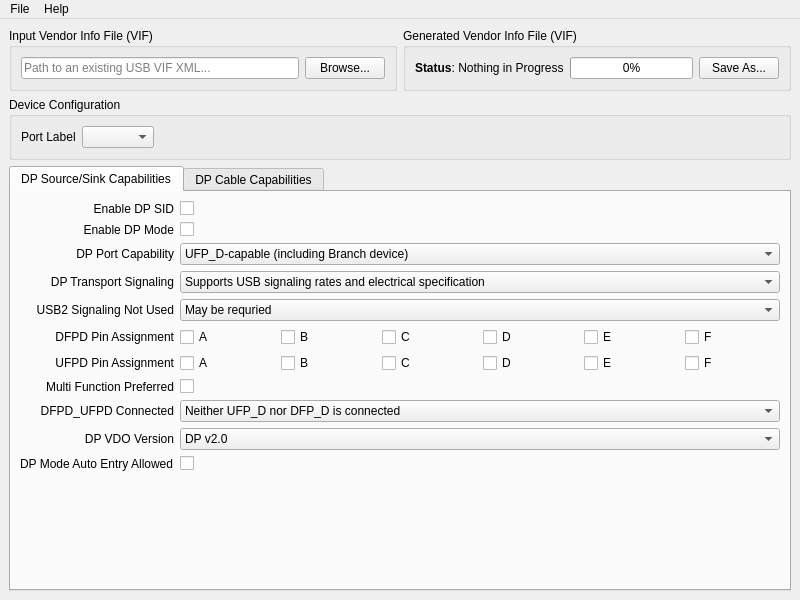
Before: the Qt Designer form dpamvifgenerator/uifiles/mainwindow.ui in r-almendarez/dpam-vif-generator, drawn with Qt 5.
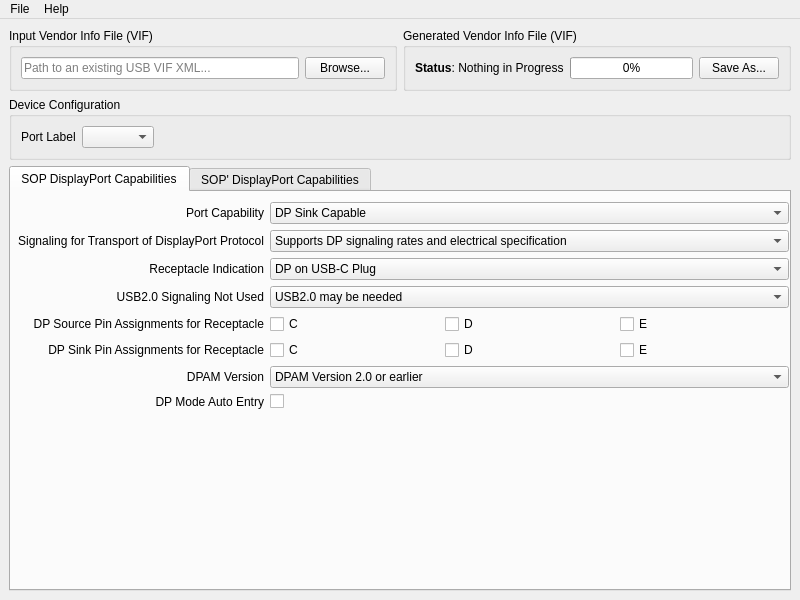
After: the same form once the commit is applied.

Commit message:
Updated Tool the the latest DPAM VIF Spec.
Connected up the signals and slots for all of the QWidgets on a port level basis in the data store.

The edit to the form file:
```diff
--- a/dpamvifgenerator/uifiles/mainwindow.ui
+++ b/dpamvifgenerator/uifiles/mainwindow.ui
@@ -15,356 +15,6 @@
   </property>
   <widget class="QWidget" name="centralwidget">
    <layout class="QGridLayout" name="gridLayout_3">
-    <item row="3" column="0" colspan="2">
-     <widget class="QTabWidget" name="tabWidget">
-      <property name="layoutDirection">
-       <enum>Qt::LeftToRight</enum>
-      </property>
-      <property name="currentIndex">
-       <number>0</number>
-      </property>
-      <widget class="QWidget" name="tab">
-       <attribute name="title">
-        <string>DP Source/Sink Capabilities</string>
-       </attribute>
-       <layout class="QGridLayout" name="gridLayout_6">
-        <item row="0" column="0">
-         <layout class="QGridLayout" name="gridLayout_4">
-          <item row="6" column="3">
-           <widget class="QCheckBox" name="ufpd_pin_assignment_c_checkbox">
-            <property name="text">
-             <string>C</string>
-            </property>
-           </widget>
-          </item>
-          <item row="4" column="1" colspan="6">
-           <widget class="QComboBox" name="usb2_signaling_not_used_cbb">
-            <item>
-             <property name="text">
-              <string>May be requried</string>
-             </property>
-            </item>
-            <item>
-             <property name="text">
-              <string>Not required</string>
-             </property>
-            </item>
-           </widget>
-          </item>
-          <item row="6" column="5">
-           <widget class="QCheckBox" name="ufpd_pin_assignment_e_checkbox">
-            <property name="text">
-             <string>E</string>
-            </property>
-           </widget>
-          </item>
-          <item row="5" column="1">
-           <widget class="QCheckBox" name="dfpd_pin_assignment_a_checkbox">
-            <property name="text">
-             <string>A</string>
-            </property>
-           </widget>
-          </item>
-          <item row="0" column="0">
-           <widget class="QLabel" name="enable_dp_sid_label">
-            <property name="text">
-             <string>Enable DP SID</string>
-            </property>
-            <property name="alignment">
-             <set>Qt::AlignRight|Qt::AlignTrailing|Qt::AlignVCenter</set>
-            </property>
-           </widget>
-          </item>
-          <item row="6" column="4">
-           <widget class="QCheckBox" name="ufpd_pin_assignment_d_checkbox">
-            <property name="text">
-             <string>D</string>
-            </property>
-           </widget>
-          </item>
-          <item row="3" column="0">
-           <widget class="QLabel" name="dp_transport_signaling_label">
-            <property name="text">
-             <string>DP Transport Signaling</string>
-            </property>
-            <property name="alignment">
-             <set>Qt::AlignRight|Qt::AlignTrailing|Qt::AlignVCenter</set>
-            </property>
-           </widget>
-          </item>
-          <item row="8" column="0">
-           <widget class="QLabel" name="dfpd_ufpd_connected_label">
-            <property name="text">
-             <string>DFPD_UFPD Connected</string>
-            </property>
-            <property name="alignment">
-             <set>Qt::AlignRight|Qt::AlignTrailing|Qt::AlignVCenter</set>
-            </property>
-           </widget>
-          </item>
-          <item row="6" column="2">
-           <widget class="QCheckBox" name="ufpd_pin_assignment_b_checkbox">
-            <property name="text">
-             <string>B</string>
-            </property>
-           </widget>
-          </item>
-          <item row="6" column="0">
-           <widget class="QLabel" name="ufpd_pin_assignment_label">
-            <property name="text">
-             <string>UFPD Pin Assignment</string>
-            </property>
-            <property name="alignment">
-             <set>Qt::AlignRight|Qt::AlignTrailing|Qt::AlignVCenter</set>
-            </property>
-           </widget>
-          </item>
-          <item row="3" column="1" colspan="6">
-           <widget class="QComboBox" name="dp_transport_signaling_cbb">
-            <item>
-             <property name="text">
-              <string>Supports USB signaling rates and electrical specification</string>
-             </property>
-            </item>
-            <item>
-             <property name="text">
-              <string>Supports DP signaling rates and electrical specification</string>
-             </property>
-            </item>
-           </widget>
-          </item>
-          <item row="5" column="2">
-           <widget class="QCheckBox" name="dfpd_pin_assignment_b_checkbox">
-            <property name="text">
-             <string>B</string>
-            </property>
-           </widget>
-          </item>
-          <item row="7" column="0">
-           <widget class="QLabel" name="multi_function_preferred_label">
-            <property name="text">
-             <string>Multi Function Preferred</string>
-            </property>
-            <property name="alignment">
-             <set>Qt::AlignRight|Qt::AlignTrailing|Qt::AlignVCenter</set>
-            </property>
-           </widget>
-          </item>
-          <item row="8" column="1" colspan="6">
-           <widget class="QComboBox" name="dfpd_ufpd_connected_cbb">
-            <item>
-             <property name="text">
-              <string>Neither UFP_D nor DFP_D is connected</string>
-             </property>
-            </item>
-            <item>
-             <property name="text">
-              <string>DFP_D is connected</string>
-             </property>
-            </item>
-            <item>
-             <property name="text">
-              <string>UFP_D is connected</string>
-             </property>
-            </item>
-            <item>
-             <property name="text">
-              <string>Both UFP_D and DFP_D is connected</string>
-             </property>
-            </item>
-           </widget>
-          </item>
-          <item row="1" column="0">
-           <widget class="QLabel" name="enable_dp_mode_label">
-            <property name="text">
-             <string>Enable DP Mode</string>
-            </property>
-            <property name="alignment">
-             <set>Qt::AlignRight|Qt::AlignTrailing|Qt::AlignVCenter</set>
-            </property>
-           </widget>
-          </item>
-          <item row="2" column="1" colspan="6">
-           <widget class="QComboBox" name="dp_port_capability_cbb">
-            <item>
-             <property name="text">
-              <string>UFP_D-capable (including Branch device)</string>
-             </property>
-            </item>
-            <item>
-             <property name="text">
-              <string>DFP_D-capable (including Branch device)</string>
-             </property>
-            </item>
-           </widget>
-          </item>
-          <item row="5" column="5">
-           <widget class="QCheckBox" name="dfpd_pin_assignment_e_checkbox">
-            <property name="text">
-             <string>E</string>
-            </property>
-           </widget>
-          </item>
-          <item row="5" column="6">
-           <widget class="QCheckBox" name="dfpd_pin_assignment_f_checkbox">
-            <property name="text">
-             <string>F</string>
-            </property>
-           </widget>
-          </item>
-          <item row="5" column="3">
-           <widget class="QCheckBox" name="dfpd_pin_assignment_c_checkbox">
-            <property name="text">
-             <string>C</string>
-            </property>
-           </widget>
-          </item>
-          <item row="2" column="0">
-           <widget class="QLabel" name="dp_port_capability_label">
-            <property name="text">
-             <string>DP Port Capability</string>
-            </property>
-            <property name="alignment">
-             <set>Qt::AlignRight|Qt::AlignTrailing|Qt::AlignVCenter</set>
-            </property>
-           </widget>
-          </item>
-          <item row="5" column="0">
-           <widget class="QLabel" name="dfpd_pin_assignment_label">
-            <property name="text">
-             <string>DFPD Pin Assignment</string>
-            </property>
-            <property name="alignment">
-             <set>Qt::AlignRight|Qt::AlignTrailing|Qt::AlignVCenter</set>
-            </property>
-           </widget>
-          </item>
-          <item row="5" column="4">
-           <widget class="QCheckBox" name="dfpd_pin_assignment_d_checkbox">
-            <property name="text">
-             <string>D</string>
-            </property>
-           </widget>
-          </item>
-          <item row="6" column="1">
-           <widget class="QCheckBox" name="ufpd_pin_assignment_a_checkbox">
-            <property name="text">
-             <string>A</string>
-            </property>
-           </widget>
-          </item>
-          <item row="9" column="0">
-           <widget class="QLabel" name="dp_vdo_version_label">
-            <property name="text">
-             <string>DP VDO Version</string>
-            </property>
-            <property name="alignment">
-             <set>Qt::AlignRight|Qt::AlignTrailing|Qt::AlignVCenter</set>
-            </property>
-           </widget>
-          </item>
-          <item row="6" column="6">
-           <widget class="QCheckBox" name="ufpd_pin_assignment_f_checkbox">
-            <property name="text">
-             <string>F</string>
-            </property>
-           </widget>
-          </item>
-          <item row="0" column="1">
-           <widget class="QCheckBox" name="enable_dp_sid_checkbox">
-            <property name="layoutDirection">
-             <enum>Qt::LeftToRight</enum>
-            </property>
-            <property name="text">
-             <string/>
-            </property>
-           </widget>
-          </item>
-          <item row="10" column="0">
-           <widget class="QLabel" name="dp_mode_auto_entry_allowed">
-            <property name="text">
-             <string>DP Mode Auto Entry Allowed</string>
-            </property>
-           </widget>
-          </item>
-          <item row="4" column="0">
-           <widget class="QLabel" name="usb2_signaling_not_used_label">
-            <property name="text">
-             <string>USB2 Signaling Not Used</string>
-            </property>
-            <property name="alignment">
-             <set>Qt::AlignRight|Qt::AlignTrailing|Qt::AlignVCenter</set>
-            </property>
-           </widget>
-          </item>
-          <item row="9" column="1" colspan="6">
-           <widget class="QComboBox" name="dp_vdo_version_cbb">
-            <item>
-             <property name="text">
-              <string>DP v2.0</string>
-             </property>
-            </item>
-            <item>
-             <property name="text">
-              <string>DP v2.1</string>
-             </property>
-            </item>
-           </widget>
-          </item>
-          <item row="1" column="1">
-           <widget class="QCheckBox" name="enable_dp_mode_checkbox">
-            <property name="layoutDirection">
-             <enum>Qt::LeftToRight</enum>
-            </property>
-            <property name="text">
-             <string/>
-            </property>
-           </widget>
-          </item>
-          <item row="10" column="1">
-           <widget class="QCheckBox" name="dp_mod_auto_entry_allowed_checkbox">
-            <property name="layoutDirection">
-             <enum>Qt::LeftToRight</enum>
-            </property>
-            <property name="text">
-             <string/>
-            </property>
-           </widget>
-          </item>
-          <item row="7" column="1">
-           <widget class="QCheckBox" name="multi_function_preferred_checkbox">
-            <property name="layoutDirection">
-             <enum>Qt::LeftToRight</enum>
-            </property>
-            <property name="text">
-             <string/>
-            </property>
-           </widget>
-          </item>
-         </layout>
-        </item>
-        <item row="1" column="0">
-         <spacer name="verticalSpacer">
-          <property name="orientation">
-           <enum>Qt::Vertical</enum>
-          </property>
-          <property name="sizeHint" stdset="0">
-           <size>
-            <width>20</width>
-            <height>174</height>
-           </size>
-          </property>
-         </spacer>
-        </item>
-       </layout>
-      </widget>
-      <widget class="QWidget" name="tab_2">
-       <attribute name="title">
-        <string>DP Cable Capabilities</string>
-       </attribute>
-      </widget>
-     </widget>
-    </item>
     <item row="0" column="1">
      <widget class="QGroupBox" name="groupBox_2">
       <property name="title">
@@ -450,6 +100,491 @@
       </layout>
      </widget>
     </item>
+    <item row="3" column="0" colspan="2">
+     <widget class="QTabWidget" name="tabWidget">
+      <property name="layoutDirection">
+       <enum>Qt::LeftToRight</enum>
+      </property>
+      <property name="currentIndex">
+       <number>0</number>
+      </property>
+      <widget class="QWidget" name="sop_displayport_capabilities_tab">
+       <attribute name="title">
+        <string>SOP DisplayPort Capabilities</string>
+       </attribute>
+       <widget class="QWidget" name="layoutWidget">
+        <property name="geometry">
+         <rect>
+          <x>7</x>
+          <y>10</y>
+          <width>771</width>
+          <height>366</height>
+         </rect>
+        </property>
+        <layout class="QGridLayout" name="gridLayout_4">
+         <item row="5" column="2">
+          <widget class="QCheckBox" name="sink_pin_assignments_d_checkbox">
+           <property name="text">
+            <string>D</string>
+           </property>
+          </widget>
+         </item>
+         <item row="1" column="1" colspan="3">
+          <widget class="QComboBox" name="dp_transport_signaling_cbb">
+           <item>
+            <property name="text">
+             <string>Supports DP signaling rates and electrical specification</string>
+            </property>
+           </item>
+          </widget>
+         </item>
+         <item row="3" column="0">
+          <widget class="QLabel" name="usb20_signaling_not_used_label">
+           <property name="toolTip">
+            <string>&lt;html&gt;&lt;head/&gt;&lt;body&gt;&lt;p&gt;This field is set when USB2.0 is need while in a DisplayPort Configuration &lt;/p&gt;&lt;/body&gt;&lt;/html&gt;</string>
+           </property>
+           <property name="text">
+            <string>USB2.0 Signaling Not Used</string>
+           </property>
+           <property name="alignment">
+            <set>Qt::AlignRight|Qt::AlignTrailing|Qt::AlignVCenter</set>
+           </property>
+          </widget>
+         </item>
+         <item row="0" column="0">
+          <widget class="QLabel" name="port_capability_label">
+           <property name="toolTip">
+            <string>&lt;html&gt;&lt;head/&gt;&lt;body&gt;&lt;p&gt;This field will correspond to the capabilities of the DisplayPort product. DP Sink is used for end-products such as monitors, docks, etc. DP Sources is used for end-products such as Notebooks, Cell Phones, etc. DP Source &amp;amp; Sink is used for end-products such as bi-directional Type-C to DP cables, docks, etc.&lt;/p&gt;&lt;/body&gt;&lt;/html&gt;</string>
+           </property>
+           <property name="text">
+            <string>Port Capability</string>
+           </property>
+           <property name="alignment">
+            <set>Qt::AlignRight|Qt::AlignTrailing|Qt::AlignVCenter</set>
+           </property>
+          </widget>
+         </item>
+         <item row="4" column="1">
+          <widget class="QCheckBox" name="source_pin_assignments_c_checkbox">
+           <property name="text">
+            <string>C</string>
+           </property>
+          </widget>
+         </item>
+         <item row="4" column="2">
+          <widget class="QCheckBox" name="source_pin_assignments_d_checkbox">
+           <property name="text">
+            <string>D</string>
+           </property>
+          </widget>
+         </item>
+         <item row="6" column="1" colspan="3">
+          <widget class="QComboBox" name="dpam_version_cbb">
+           <item>
+            <property name="text">
+             <string>DPAM Version 2.0 or earlier</string>
+            </property>
+           </item>
+           <item>
+            <property name="text">
+             <string>DPAM Version 2.1 or higher</string>
+            </property>
+           </item>
+          </widget>
+         </item>
+         <item row="2" column="1" colspan="3">
+          <widget class="QComboBox" name="receptacle_indication_cbb">
+           <item>
+            <property name="text">
+             <string>DP on USB-C Plug</string>
+            </property>
+           </item>
+           <item>
+            <property name="text">
+             <string>DP on USB-C Receptacle</string>
+            </property>
+           </item>
+          </widget>
+         </item>
+         <item row="1" column="0">
+          <widget class="QLabel" name="dp_transport_signaling_label">
+           <property name="toolTip">
+            <string>&lt;html&gt;&lt;head/&gt;&lt;body&gt;&lt;p&gt;This value shall always be set to 0001b &lt;/p&gt;&lt;/body&gt;&lt;/html&gt;</string>
+           </property>
+           <property name="text">
+            <string>Signaling for Transport of DisplayPort Protocol</string>
+           </property>
+           <property name="alignment">
+            <set>Qt::AlignRight|Qt::AlignTrailing|Qt::AlignVCenter</set>
+           </property>
+          </widget>
+         </item>
+         <item row="4" column="3">
+          <widget class="QCheckBox" name="source_pin_assginments_e_checkbox">
+           <property name="text">
+            <string>E</string>
+           </property>
+          </widget>
+         </item>
+         <item row="4" column="0">
+          <widget class="QLabel" name="source_pin_assignments_label">
+           <property name="toolTip">
+            <string>&lt;html&gt;&lt;head/&gt;&lt;body&gt;&lt;p&gt;This field will correspond to the supported DP Source Pin Assignments for a USB-C receptacle or the supported DP Sink Pin Assignments for a USB-C plug. The receptacle information is set by the information in &lt;span style=&quot; font-weight:700; font-style:italic;&quot;&gt;Receptacle Indication&lt;/span&gt;&lt;/p&gt;&lt;/body&gt;&lt;/html&gt;</string>
+           </property>
+           <property name="text">
+            <string>DP Source Pin Assignments for Receptacle</string>
+           </property>
+           <property name="alignment">
+            <set>Qt::AlignRight|Qt::AlignTrailing|Qt::AlignVCenter</set>
+           </property>
+          </widget>
+         </item>
+         <item row="5" column="3">
+          <widget class="QCheckBox" name="sink_pin_assignments_e_checkbox">
+           <property name="text">
+            <string>E</string>
+           </property>
+          </widget>
+         </item>
+         <item row="2" column="0">
+          <widget class="QLabel" name="receptacle_indication_label">
+           <property name="toolTip">
+            <string>&lt;html&gt;&lt;head/&gt;&lt;body&gt;&lt;p&gt;&lt;span style=&quot; font-family:'Calibri','sans-serif'; font-size:11pt;&quot;&gt;This field corresponds where the DisplayPort interface is presented, either Type-C Plug or Receptacle&lt;/span&gt;&lt;/p&gt;&lt;/body&gt;&lt;/html&gt;</string>
+           </property>
+           <property name="text">
+            <string>Receptacle Indication</string>
+           </property>
+           <property name="alignment">
+            <set>Qt::AlignRight|Qt::AlignTrailing|Qt::AlignVCenter</set>
+           </property>
+          </widget>
+         </item>
+         <item row="7" column="1">
+          <widget class="QCheckBox" name="dp_auto_mode_entry_checkbox">
+           <property name="layoutDirection">
+            <enum>Qt::LeftToRight</enum>
+           </property>
+           <property name="text">
+            <string/>
+           </property>
+          </widget>
+         </item>
+         <item row="6" column="0">
+          <widget class="QLabel" name="dpam_version_label">
+           <property name="toolTip">
+            <string>&lt;html&gt;&lt;head/&gt;&lt;body&gt;&lt;p&gt;This field sets the DisplayPort Alternate Mode Version for DisplayPort 2.1 or higher (or) DisplayPort 2.0 or earlier. &lt;/p&gt;&lt;/body&gt;&lt;/html&gt;</string>
+           </property>
+           <property name="text">
+            <string>DPAM Version</string>
+           </property>
+           <property name="alignment">
+            <set>Qt::AlignRight|Qt::AlignTrailing|Qt::AlignVCenter</set>
+           </property>
+          </widget>
+         </item>
+         <item row="0" column="1" colspan="3">
+          <widget class="QComboBox" name="port_capability_cbb">
+           <property name="sizePolicy">
+            <sizepolicy hsizetype="Expanding" vsizetype="Fixed">
+             <horstretch>0</horstretch>
+             <verstretch>0</verstretch>
+            </sizepolicy>
+           </property>
+           <item>
+            <property name="text">
+             <string>DP Sink Capable</string>
+            </property>
+           </item>
+           <item>
+            <property name="text">
+             <string>DP Source Capable</string>
+            </property>
+           </item>
+           <item>
+            <property name="text">
+             <string>Both DP Source &amp; Sink Capable</string>
+            </property>
+           </item>
+          </widget>
+         </item>
+         <item row="7" column="0">
+          <widget class="QLabel" name="dp_auto_mode_entry_label">
+           <property name="toolTip">
+            <string>&lt;html&gt;&lt;head/&gt;&lt;body&gt;&lt;p&gt;This field is specific for a DFP (DP Source) in which it will automatically enter DP Alt Mode. This field is not set for a UFP (DP Sink) as the DP Alt Mode sequence would be initiated by the DFP port partner. &lt;/p&gt;&lt;/body&gt;&lt;/html&gt;</string>
+           </property>
+           <property name="text">
+            <string>DP Mode Auto Entry</string>
+           </property>
+           <property name="alignment">
+            <set>Qt::AlignRight|Qt::AlignTrailing|Qt::AlignVCenter</set>
+           </property>
+          </widget>
+         </item>
+         <item row="3" column="1" colspan="3">
+          <widget class="QComboBox" name="usb20_signaling_not_used_cbb">
+           <item>
+            <property name="text">
+             <string>USB2.0 may be needed</string>
+            </property>
+           </item>
+           <item>
+            <property name="text">
+             <string>USB2.0 is not needed</string>
+            </property>
+           </item>
+          </widget>
+         </item>
+         <item row="5" column="1">
+          <widget class="QCheckBox" name="sink_pin_assignments_c_checkbox">
+           <property name="text">
+            <string>C</string>
+           </property>
+          </widget>
+         </item>
+         <item row="5" column="0">
+          <widget class="QLabel" name="sink_pin_assginments_label">
+           <property name="toolTip">
+            <string>&lt;html&gt;&lt;head/&gt;&lt;body&gt;&lt;p&gt;This field will correspond to the supported DP Sink Pin Assignments for a USB-C receptacle or the supported DP Source Pin Assignments for a USB-C plug. The receptacle information is set by the information in &lt;span style=&quot; font-weight:700; font-style:italic;&quot;&gt;Receptacle Indication&lt;/span&gt;&lt;/p&gt;&lt;/body&gt;&lt;/html&gt;</string>
+           </property>
+           <property name="text">
+            <string>DP Sink Pin Assignments for Receptacle</string>
+           </property>
+           <property name="alignment">
+            <set>Qt::AlignRight|Qt::AlignTrailing|Qt::AlignVCenter</set>
+           </property>
+          </widget>
+         </item>
+         <item row="8" column="0">
+          <spacer name="verticalSpacer">
+           <property name="orientation">
+            <enum>Qt::Vertical</enum>
+           </property>
+           <property name="sizeHint" stdset="0">
+            <size>
+             <width>20</width>
+             <height>174</height>
+            </size>
+           </property>
+          </spacer>
+         </item>
+        </layout>
+       </widget>
+      </widget>
+      <widget class="QWidget" name="sopp_displayport_capabilities_tab">
+       <attribute name="title">
+        <string>SOP' DisplayPort Capabilities</string>
+       </attribute>
+       <widget class="QWidget" name="layoutWidget">
+        <property name="geometry">
+         <rect>
+          <x>11</x>
+          <y>10</y>
+          <width>761</width>
+          <height>332</height>
+         </rect>
+        </property>
+        <layout class="QGridLayout" name="gridLayout_6">
+         <item row="0" column="0">
+          <widget class="QLabel" name="sopp_dp_transport_signaling_label">
+           <property name="toolTip">
+            <string>&lt;html&gt;&lt;head/&gt;&lt;body&gt;&lt;p&gt;This field corresponds to the rates supported by the cable. &lt;/p&gt;&lt;/body&gt;&lt;/html&gt;</string>
+           </property>
+           <property name="text">
+            <string>Signaling for Transport of DisplayPort Protocol</string>
+           </property>
+           <property name="alignment">
+            <set>Qt::AlignRight|Qt::AlignTrailing|Qt::AlignVCenter</set>
+           </property>
+          </widget>
+         </item>
+         <item row="0" column="1">
+          <widget class="QComboBox" name="sopp_dp_transport_signaling_cbb">
+           <property name="sizePolicy">
+            <sizepolicy hsizetype="Expanding" vsizetype="Fixed">
+             <horstretch>0</horstretch>
+             <verstretch>0</verstretch>
+            </sizepolicy>
+           </property>
+           <item>
+            <property name="text">
+             <string>HBR3</string>
+            </property>
+           </item>
+           <item>
+            <property name="text">
+             <string>HBR3 &amp; UHBR10</string>
+            </property>
+           </item>
+           <item>
+            <property name="text">
+             <string>HBR3, UHBR10, &amp; UHBR20</string>
+            </property>
+           </item>
+          </widget>
+         </item>
+         <item row="1" column="0">
+          <widget class="QLabel" name="dp_source_device_pin_assignments_label">
+           <property name="toolTip">
+            <string>&lt;html&gt;&lt;head/&gt;&lt;body&gt;&lt;p&gt;This field corresponds to the DP Source Pin Assignments supported by the cable. Pin Assignments C and D are supported by USB-C to USB-C cables. Pin Assignment E is supported by DP to USB-C cables &lt;/p&gt;&lt;/body&gt;&lt;/html&gt;</string>
+           </property>
+           <property name="text">
+            <string>DP Source Device Pin Assignments</string>
+           </property>
+           <property name="alignment">
+            <set>Qt::AlignRight|Qt::AlignTrailing|Qt::AlignVCenter</set>
+           </property>
+          </widget>
+         </item>
+         <item row="1" column="1">
+          <widget class="QComboBox" name="dp_source_device_pin_assignments_cbb">
+           <item>
+            <property name="text">
+             <string>Pin Assignment C &amp; D</string>
+            </property>
+           </item>
+           <item>
+            <property name="text">
+             <string>Pin Assignment E</string>
+            </property>
+           </item>
+          </widget>
+         </item>
+         <item row="2" column="0">
+          <widget class="QLabel" name="dp_sink_device_pin_assignments_label">
+           <property name="toolTip">
+            <string>&lt;html&gt;&lt;head/&gt;&lt;body&gt;&lt;p&gt;This field corresponds to the DP Sink Pin Assignments supported by the cable. Pin Assignments C and D are supported by USB-C to USB-C cables. Pin Assignment E is supported by DP to USB-C cables &lt;/p&gt;&lt;/body&gt;&lt;/html&gt;</string>
+           </property>
+           <property name="text">
+            <string>DP Sink Device Pin Assignments</string>
+           </property>
+           <property name="alignment">
+            <set>Qt::AlignRight|Qt::AlignTrailing|Qt::AlignVCenter</set>
+           </property>
+          </widget>
+         </item>
+         <item row="2" column="1">
+          <widget class="QComboBox" name="dp_sink_device_pin_assignments_cbb">
+           <item>
+            <property name="text">
+             <string>Pin Assignment C &amp; D</string>
+            </property>
+           </item>
+           <item>
+            <property name="text">
+             <string>Pin Assignment E</string>
+            </property>
+           </item>
+          </widget>
+         </item>
+         <item row="3" column="0">
+          <widget class="QLabel" name="uhbr135_support_label">
+           <property name="toolTip">
+            <string>&lt;html&gt;&lt;head/&gt;&lt;body&gt;&lt;p&gt;This field is set when the cable supports UHBR13.5. Passive cables supporting UHBR20 shall have this field set. &lt;/p&gt;&lt;/body&gt;&lt;/html&gt;</string>
+           </property>
+           <property name="text">
+            <string>UHBR13.5 Support</string>
+           </property>
+           <property name="alignment">
+            <set>Qt::AlignRight|Qt::AlignTrailing|Qt::AlignVCenter</set>
+           </property>
+          </widget>
+         </item>
+         <item row="3" column="1">
+          <widget class="QComboBox" name="uhbr135_support_label_cbb">
+           <item>
+            <property name="text">
+             <string>UHBR13.5 Supported</string>
+            </property>
+           </item>
+           <item>
+            <property name="text">
+             <string>UHBR13.5 Not Supported</string>
+            </property>
+           </item>
+          </widget>
+         </item>
+         <item row="4" column="0">
+          <widget class="QLabel" name="active_component_label">
+           <property name="toolTip">
+            <string>&lt;html&gt;&lt;head/&gt;&lt;body&gt;&lt;p&gt;&lt;span style=&quot; font-family:'Calibri','sans-serif'; font-size:11pt;&quot;&gt;This field corresponds to the Active Component in the cable. &lt;/span&gt;&lt;/p&gt;&lt;/body&gt;&lt;/html&gt;</string>
+           </property>
+           <property name="text">
+            <string>Active Component</string>
+           </property>
+           <property name="alignment">
+            <set>Qt::AlignRight|Qt::AlignTrailing|Qt::AlignVCenter</set>
+           </property>
+          </widget>
+         </item>
+         <item row="4" column="1">
+          <widget class="QComboBox" name="active_component_cbb">
+           <item>
+            <property name="text">
+             <string>Passive Cable</string>
+            </property>
+           </item>
+           <item>
+            <property name="text">
+             <string>Active Re-Timer Cable</string>
+            </property>
+           </item>
+           <item>
+            <property name="text">
+             <string>Active Re-Driver Cable</string>
+            </property>
+           </item>
+           <item>
+            <property name="text">
+             <string>Optical Cable</string>
+            </property>
+           </item>
+          </widget>
+         </item>
+         <item row="5" column="0">
+          <widget class="QLabel" name="active_component_label_2">
+           <property name="toolTip">
+            <string>&lt;html&gt;&lt;head/&gt;&lt;body&gt;&lt;p&gt;This field sets the DisplayPort Alternate Mode Version for DisplayPort 2.1 or higher (or) DisplayPort 2.0 or earlier supported by the cable. &lt;/p&gt;&lt;/body&gt;&lt;/html&gt;</string>
+           </property>
+           <property name="text">
+            <string>DPAM Version</string>
+           </property>
+           <property name="alignment">
+            <set>Qt::AlignRight|Qt::AlignTrailing|Qt::AlignVCenter</set>
+           </property>
+          </widget>
+         </item>
+         <item row="5" column="1">
+          <widget class="QComboBox" name="active_component_cbb_2">
+           <item>
+            <property name="text">
+             <string>DPAM Version 2.0 or earlier</string>
+            </property>
+           </item>
+           <item>
+            <property name="text">
+             <string>DPAM Version 2.1 or higher</string>
+            </property>
+           </item>
+          </widget>
+         </item>
+         <item row="6" column="0">
+          <spacer name="verticalSpacer_2">
+           <property name="orientation">
+            <enum>Qt::Vertical</enum>
+           </property>
+           <property name="sizeHint" stdset="0">
+            <size>
+             <width>20</width>
+             <height>174</height>
+            </size>
+           </property>
+          </spacer>
+         </item>
+        </layout>
+       </widget>
+      </widget>
+     </widget>
+    </item>
    </layout>
   </widget>
   <widget class="QMenuBar" name="menubar">
```
Left out of the diff: 7 changed lines with no effect on the pictures. The commit also changes 3 other files.
